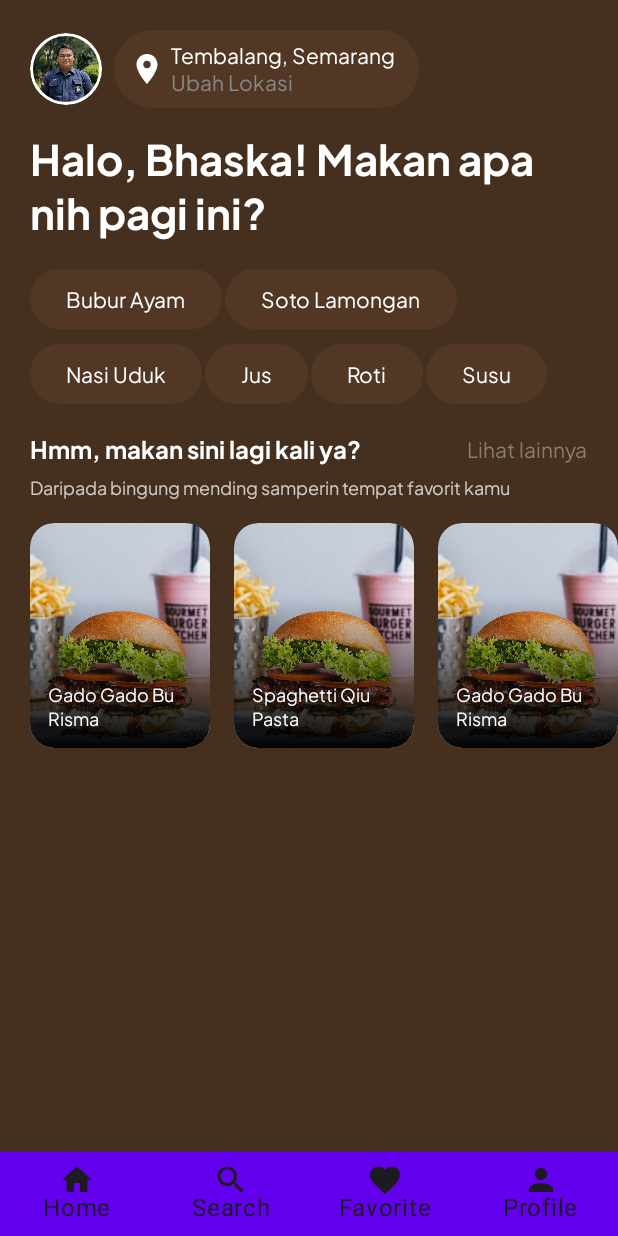
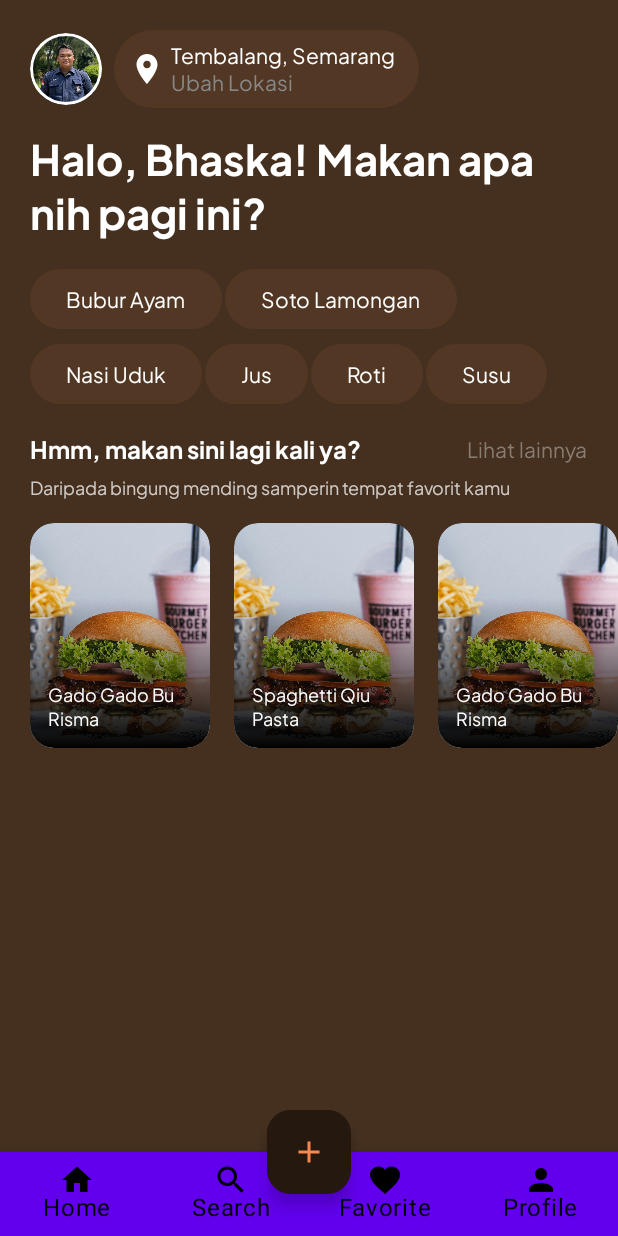
Before and after one commit to PlattenEcho/snapeat, an Android app built with Jetpack Compose: the MainScreen screen opened through its navigation route, on a phone screen of 412 x 824 dp. Run offline under Robolectric (Android 15) with nearby library versions, the phone set to English and light mode, and no system bars; our stand-ins replace Dagger/Hilt's generated code.

Commit message:
fix shitty navbar

```diff
--- a/app/src/main/java/com/bangkit/snapeat/MainActivity.kt
+++ b/app/src/main/java/com/bangkit/snapeat/MainActivity.kt
@@ -40,7 +40,7 @@ class MainActivity : ComponentActivity() {
             ) {
                 Box(modifier = Modifier.background(MaterialTheme.colorScheme.background)) {
                     val navController = rememberNavController()
-                    val startDestination = Route.OnBoardingScreen.route
+                    val startDestination = Route.HomeScreen.route
                     if(startDestination == Route.HomeScreen.route){
                         MainScreen()
                     } else {
--- a/app/src/main/java/com/bangkit/snapeat/presentation/main/MainScreen.kt
+++ b/app/src/main/java/com/bangkit/snapeat/presentation/main/MainScreen.kt
@@ -1,13 +1,21 @@
 package com.bangkit.snapeat.presentation.main
 
 import androidx.compose.foundation.layout.RowScope
+import androidx.compose.foundation.shape.CircleShape
+import androidx.compose.foundation.shape.RoundedCornerShape
 import androidx.compose.material.BottomNavigation
 import androidx.compose.material.BottomNavigationItem
+import androidx.compose.material.icons.Icons
+import androidx.compose.material.icons.filled.Add
+import androidx.compose.material.FabPosition
+import androidx.compose.material.FloatingActionButton
 import androidx.compose.material3.Icon
-import androidx.compose.material3.Scaffold
+import androidx.compose.material.Scaffold
 import androidx.compose.material3.Text
 import androidx.compose.runtime.Composable
 import androidx.compose.runtime.getValue
+import androidx.compose.ui.graphics.Color
+import androidx.compose.ui.unit.dp
 import androidx.navigation.NavController
 import androidx.navigation.NavDestination
 import androidx.navigation.NavDestination.Companion.hierarchy
@@ -17,13 +25,33 @@ import androidx.navigation.compose.rememberNavController
 import com.bangkit.snapeat.presentation.navgraph.NavBarObject
 import com.bangkit.snapeat.presentation.navgraph.NavGraph
 import com.bangkit.snapeat.presentation.navgraph.Route
+import com.bangkit.snapeat.ui.theme.DarkBrown
+import com.bangkit.snapeat.ui.theme.Orange
 
 @Composable
 fun MainScreen() {
     val navController = rememberNavController()
 
     Scaffold(
-        bottomBar = { BottomBar(navController = navController) }
+        bottomBar = {
+            BottomBar(navController = navController)
+        },
+        floatingActionButtonPosition = FabPosition.Center,
+        isFloatingActionButtonDocked = true,
+        floatingActionButton = {
+            FloatingActionButton(
+                shape = RoundedCornerShape(16.dp),
+                onClick = {
+
+                },
+                backgroundColor = DarkBrown
+            ) {
+                Icon(
+                    imageVector = Icons.Filled.Add,
+                    contentDescription = "Add icon",
+                    tint = Orange)
+            }
+        }
     ) { innerPadding ->
         val bottomPadding = innerPadding.calculateBottomPadding()
         NavGraph(navController = navController, startDestination = Route.HomeScreen.route)
--- a/app/src/main/java/com/bangkit/snapeat/ui/theme/Theme.kt
+++ b/app/src/main/java/com/bangkit/snapeat/ui/theme/Theme.kt
@@ -50,7 +50,7 @@ fun SnapEatTheme(
     if (!view.isInEditMode) {
         SideEffect {
             val window = (view.context as Activity).window
-            window.statusBarColor = Color.Black.toArgb()
+            window.statusBarColor = DarkBrown.toArgb()
             WindowCompat.getInsetsController(window, view).isAppearanceLightStatusBars = darkTheme
         }
     }
```
Also changed, not shown: app/src/main/java/com/bangkit/snapeat/presentation/favorite/FavoriteScreen.kt (+1 -8 lines), app/src/main/java/com/bangkit/snapeat/presentation/profile/ProfileScreen.kt (+1 -8 lines), app/src/main/java/com/bangkit/snapeat/presentation/search/SearchScreen.kt (+1 -8 lines).
